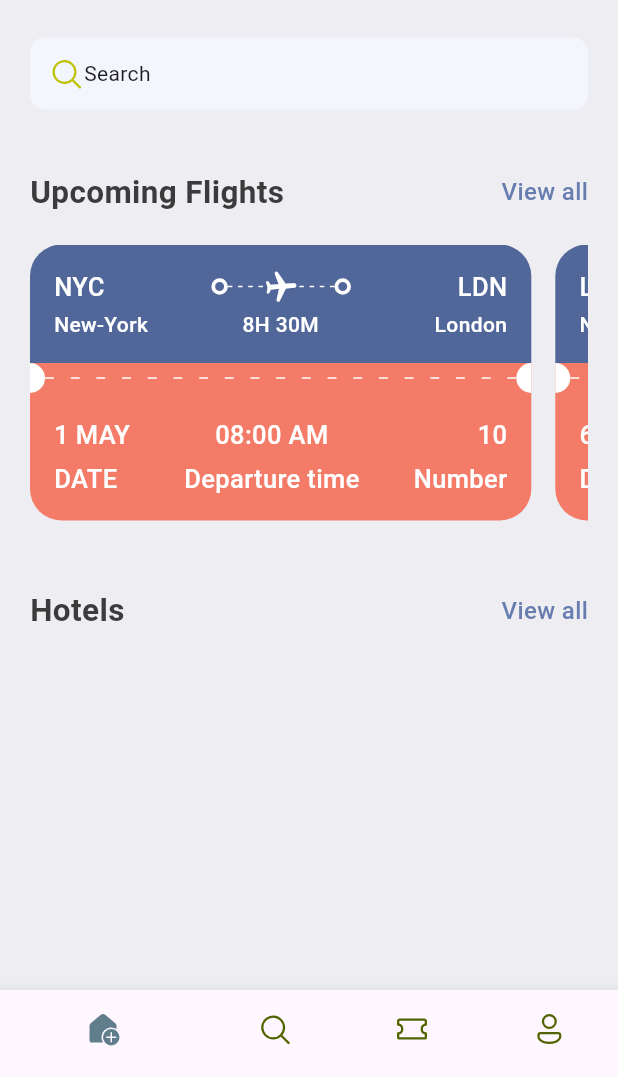
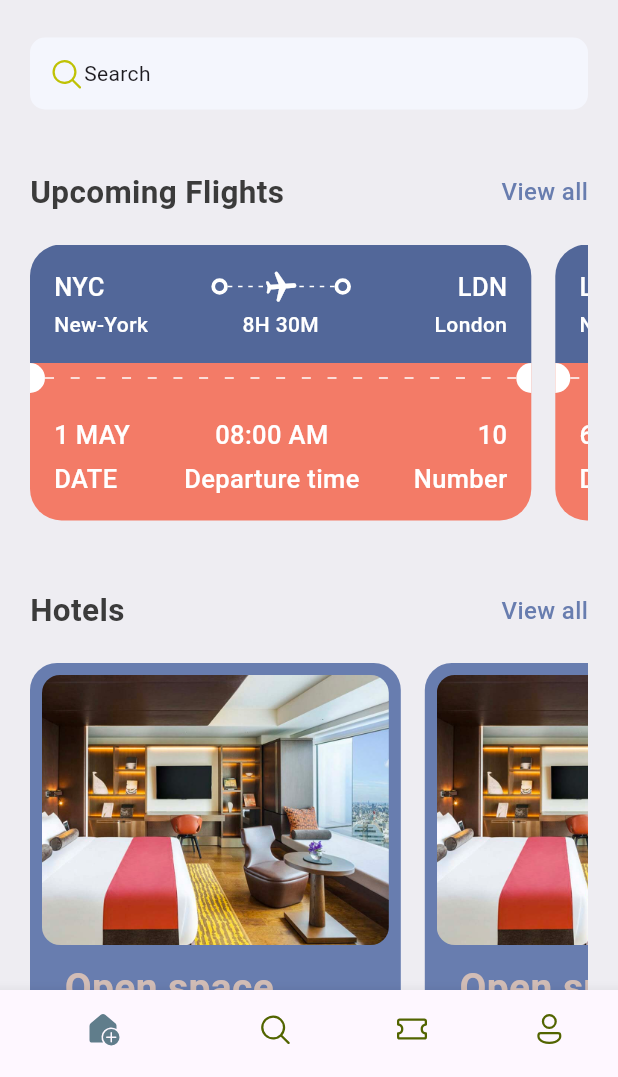
Before and after one commit to eric-kaloki/ticket_app, a Flutter app: the screen it shows after launch, on a phone screen of 412 x 824 dp, the part 159-1236 px from its top. Run offline on Flutter 3.47's test engine with Material 3 defaults, Android fonts, the phone set to English and light mode, and no system bars; our stand-ins replace fluentui_icons.

Commit message:
Refactor media and styles, update imports

```diff
--- a/lib/base/res/media.dart
+++ b/lib/base/res/media.dart
@@ -1,5 +1,5 @@
-
-class AppMedia{
- static  const _baseImage = 'assets/images';
- static const logo = '$_baseImage/logo.png';
+class AppMedia {
+  static const _baseImage = 'assets/images';
+  static const logo = '$_baseImage/logo.png';
+  static const hotelRoon = '$_baseImage/hotel_room.png';
 }
--- a/lib/base/res/styles/app_styles.dart
+++ b/lib/base/res/styles/app_styles.dart
@@ -8,6 +8,7 @@ class AppStyles {
   static Color textColor = const Color(0xFF3B3B3B);
   static Color ticketBlue = const Color(0xFF526799);
   static Color ticketOrange = const Color(0xFFF37B67);
+  static Color kakiColor = const Color(0xFFD2BDB6);
   static TextStyle textStyle = TextStyle(
     //dynamic
     fontSize: 16,
--- a/lib/base/widgets/app_double_text.dart
+++ b/lib/base/widgets/app_double_text.dart
@@ -1,6 +1,6 @@
 import 'package:flutter/material.dart';
 import 'package:ticket_app/base/res/styles/app_styles.dart';
-import 'package:ticket_app/screens/all_tickets.dart';
+import 'package:ticket_app/base/widgets/all_tickets.dart';
 
 class AppDoubleText extends StatelessWidget {
   const AppDoubleText(
--- a/lib/main.dart
+++ b/lib/main.dart
@@ -1,6 +1,6 @@
 import 'package:flutter/material.dart';
 import 'package:ticket_app/base/bottom_nav_bar.dart';
-import 'package:ticket_app/screens/all_tickets.dart';
+import 'package:ticket_app/base/widgets/all_tickets.dart';
 
 void main() {
   runApp(const MyApp());
--- a/lib/screens/home_screen.dart
+++ b/lib/screens/home_screen.dart
@@ -5,6 +5,7 @@ import 'package:ticket_app/base/res/styles/app_styles.dart';
 import 'package:ticket_app/base/utils/all_json.dart';
 import 'package:ticket_app/base/widgets/app_double_text.dart';
 import 'package:ticket_app/base/widgets/ticket_view.dart';
+import 'package:ticket_app/screens/widgets/hotel.dart';
 
 class HomeScreen extends StatefulWidget {
   const HomeScreen({super.key});
@@ -29,6 +30,7 @@ class _HomeScreenState extends State<HomeScreen> {
         Container(
           padding: const EdgeInsets.symmetric(horizontal: 20),
           child: Column(
+            crossAxisAlignment: CrossAxisAlignment.start,
             children: [
               Row(
                 mainAxisAlignment: MainAxisAlignment.spaceBetween,
@@ -106,6 +108,17 @@ class _HomeScreenState extends State<HomeScreen> {
                 smallText: 'View all',
                 func: () => Navigator.pushNamed(context, "/all_tickets"),
               ),
+              const SizedBox(
+                height: 20,
+              ),
+              const SingleChildScrollView(
+                  scrollDirection: Axis.horizontal,
+                  child: Row(
+                    children: [
+                      Hotel(),
+                      Hotel(),
+                    ],
+                  )),
             ],
           ),
         ),
--- /dev/null
+++ b/lib/screens/widgets/hotel.dart
@@ -0,0 +1,64 @@
+import 'package:flutter/material.dart';
+import 'package:ticket_app/base/res/media.dart';
+import 'package:ticket_app/base/res/styles/app_styles.dart';
+
+class Hotel extends StatelessWidget {
+  const Hotel({super.key});
+
+  @override
+  Widget build(BuildContext context) {
+    final size = MediaQuery.of(context).size;
+    return Container(
+      margin:const EdgeInsets.only(right: 16),
+      padding:const EdgeInsets.all(8.0),
+      width: size.width * 0.6,
+      height: 350,
+      decoration: BoxDecoration(
+          color: AppStyles.primaryColor,
+          borderRadius: BorderRadius.circular(18)),
+      child: Column(
+        crossAxisAlignment: CrossAxisAlignment.start,
+        children: [
+          Container(
+            height: 180,
+            decoration: BoxDecoration(
+                color: AppStyles.primaryColor,
+                borderRadius: BorderRadius.circular(12),
+                image: const DecorationImage(
+                    fit: BoxFit.cover, image: AssetImage(AppMedia.hotelRoon))),
+          ),
+          const SizedBox(
+            height: 10,
+          ),
+          Padding(
+            padding: const EdgeInsets.only(left: 15.0),
+            child: Text("Open space",
+                style: AppStyles.headLineStyle1.copyWith(
+                  color: AppStyles.kakiColor,
+                )),
+          ),
+          const SizedBox(
+            height: 5,
+          ),
+          Padding(
+            padding: const EdgeInsets.only(left: 15.0),
+            child: Text("London",
+                style: AppStyles.headLineStyle3.copyWith(
+                  color: Colors.white,
+                )),
+          ),
+          const SizedBox(
+            height: 5,
+          ),
+          Padding(
+            padding: const EdgeInsets.only(left: 15.0),
+            child: Text("\$25/night",
+                style: AppStyles.headLineStyle1.copyWith(
+                  color: AppStyles.kakiColor,
+                )),
+          ),
+        ],
+      ),
+    );
+  }
+}
```
Also changed, not shown: lib/base/widgets/all_tickets.dart (renamed from lib/screens/all_tickets.dart).
